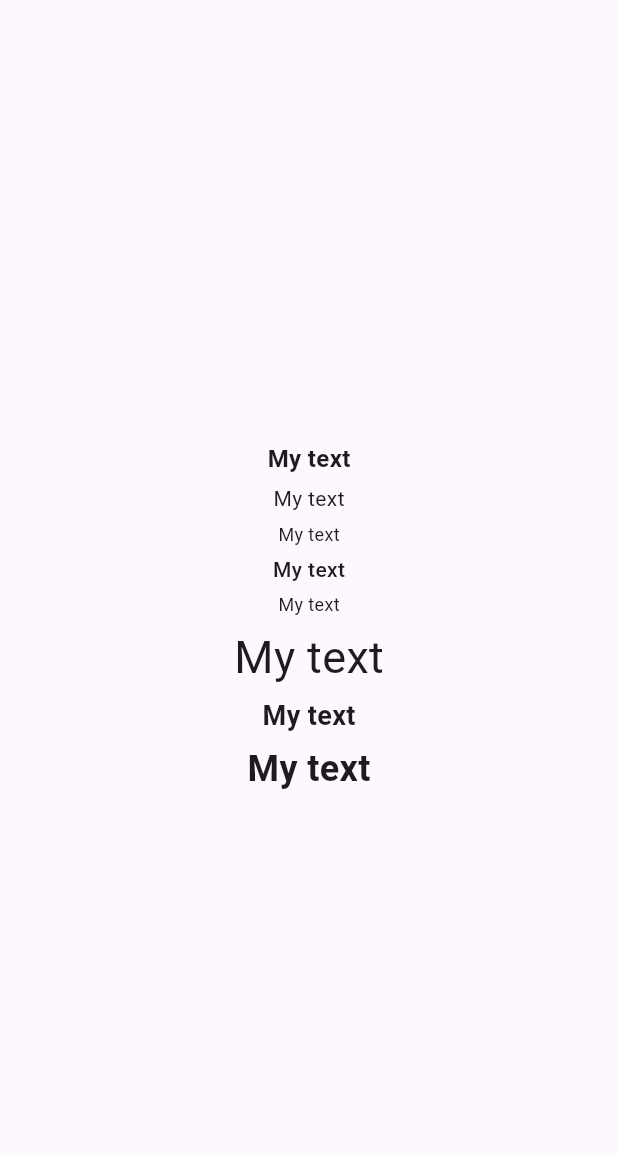
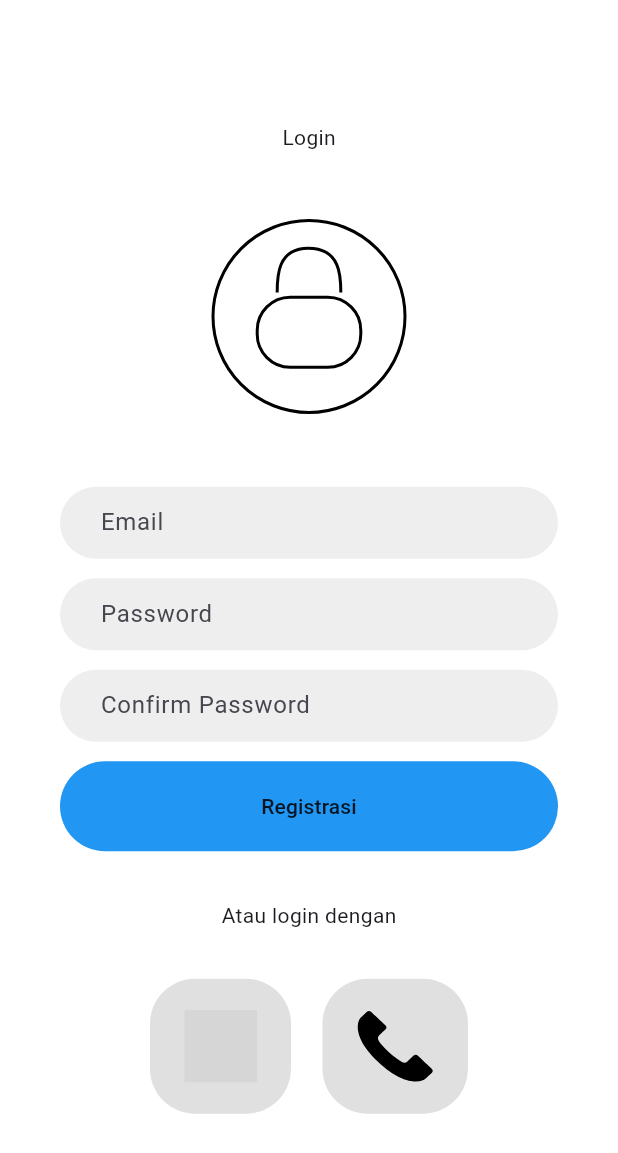
Before and after one commit to patrickmasry195/ibsra_mobile_application, a Flutter app: the screen it shows after launch, on a phone screen of 412 x 824 dp. Shown: the top 1153 px of the screen. Run offline on Flutter 3.47's test engine with Material 3 defaults, Android fonts, the phone set to English and light mode, and no system bars; our stand-ins replace flutter_svg, google_fonts; Roboto replaces fonts that are missing (Aleo); grey boxes are pictures that could not be loaded.

Commit message:
update: implement sign up design

```diff
--- a/analysis_options.yaml
+++ b/analysis_options.yaml
@@ -8,6 +8,8 @@
 # The following line activates a set of recommended lints for Flutter apps,
 # packages, and plugins designed to encourage good coding practices.
 include: package:flutter_lints/flutter.yaml
+formatter:
+  trailing_commas: preserve
 
 linter:
   # The lint rules applied to this project can be customized in the
--- /dev/null
+++ b/lib/core/themes/app_theme.dart
@@ -0,0 +1,13 @@
+import 'package:flutter/material.dart';
+
+class AppTheme {
+  static ThemeData lightModeTheme = ThemeData.light().copyWith(
+    scaffoldBackgroundColor: Colors.white,
+    inputDecorationTheme: InputDecorationTheme(
+      enabledBorder: OutlineInputBorder(
+        borderRadius: BorderRadius.circular(30.0),
+        borderSide: BorderSide(width: 0.0, color: Colors.transparent),
+      ),
+    ),
+  );
+}
--- /dev/null
+++ b/lib/features/auth/presentation/views/sign_up_view.dart
@@ -0,0 +1,115 @@
+import 'package:flutter/material.dart';
+import 'package:flutter_svg/svg.dart';
+
+import '../../../../generated/assets.dart';
+
+class SignUpView extends StatelessWidget {
+  const SignUpView({super.key});
+
+  @override
+  Widget build(BuildContext context) {
+    return Scaffold(
+      body: SafeArea(
+        child: Padding(
+          padding: const EdgeInsets.symmetric(horizontal: 40.0),
+          child: Column(
+            mainAxisAlignment: MainAxisAlignment.center,
+            children: [
+              Text('Login'),
+              SizedBox(height: 44.0),
+              SvgPicture.asset(Assets.imagesLockIcon),
+              SizedBox(height: 48.0),
+              AuthTextFormField(hintText: 'Email'),
+              SizedBox(height: 13.0),
+              AuthTextFormField(hintText: 'Password'),
+              SizedBox(height: 13.0),
+              AuthTextFormField(hintText: 'Confirm Password'),
+              SizedBox(height: 13.0),
+              SizedBox(
+                width: double.infinity,
+                child: MaterialButton(
+                  onPressed: () {},
+                  height: 60.0,
+                  color: Colors.blue,
+                  elevation: 0.0,
+                  shape: RoundedRectangleBorder(
+                    borderRadius: BorderRadius.circular(30.0),
+                  ),
+                  child: Text('Registrasi'),
+                ),
+              ),
+              SizedBox(height: 33.0),
+              Text('Atau login dengan'),
+              SizedBox(height: 32.0),
+              Row(
+                mainAxisAlignment: MainAxisAlignment.center,
+                children: [
+                  AuthSocialButton(
+                    onPressed: () {},
+                    icon: Assets.imagesGoogleLogo,
+                  ),
+                  SizedBox(width: 21.0),
+                  AuthSocialButton(
+                    onPressed: () {},
+                    icon: Assets.imagesPhone,
+                  ),
+                ],
+              ),
+            ],
+          ),
+        ),
+      ),
+    );
+  }
+}
+
+class AuthSocialButton extends StatelessWidget {
+  const AuthSocialButton({
+    super.key,
+    required this.icon,
+    required this.onPressed,
+  });
+
+  final String icon;
+  final void Function() onPressed;
+
+  @override
+  Widget build(BuildContext context) {
+    return GestureDetector(
+      onTap: onPressed,
+      child: Container(
+        padding: EdgeInsets.symmetric(horizontal: 23.0, vertical: 21.0),
+        decoration: BoxDecoration(
+          color: Colors.grey.shade300,
+          borderRadius: BorderRadius.circular(30.0),
+        ),
+        child: SvgPicture.asset(icon),
+      ),
+    );
+  }
+}
+
+class AuthTextFormField extends StatelessWidget {
+  const AuthTextFormField({
+    super.key,
+    required this.hintText,
+  });
+
+  final String hintText;
+
+  @override
+  Widget build(BuildContext context) {
+    return Container(
+      decoration: BoxDecoration(
+        color: Colors.grey.shade200,
+        borderRadius: BorderRadius.circular(30.0),
+      ),
+      child: TextFormField(
+        decoration: InputDecoration(
+          contentPadding: EdgeInsets.only(left: 23.0),
+          hintText: hintText,
+        ),
+      ),
+    );
+  }
+}
--- a/lib/main.dart
+++ b/lib/main.dart
@@ -1,6 +1,7 @@
 import 'package:flutter/material.dart';
 import 'package:google_fonts/google_fonts.dart';
-import 'package:ibsra_mobile_application/try_fonts.dart';
+import 'package:ibsra_mobile_application/core/themes/app_theme.dart';
+import 'package:ibsra_mobile_application/features/auth/presentation/views/sign_up_view.dart';
 
 void main() {
   runApp(const MyApp());
@@ -12,8 +13,8 @@ class MyApp extends StatelessWidget {
   @override
   Widget build(BuildContext context) {
     return MaterialApp(
-      home: TryFonts(),
-      theme: ThemeData(textTheme: GoogleFonts.aleoTextTheme()),
+      home: SignUpView(),
+      theme: AppTheme.lightModeTheme,
     );
   }
 }
--- a/pubspec.yaml
+++ b/pubspec.yaml
@@ -29,6 +29,7 @@ environment:
 # versions available, run `flutter pub outdated`.
 dependencies:
   cupertino_icons: ^1.0.8
+  flutter_svg: ^2.2.0
   flutter:
     sdk: flutter
   google_fonts: ^6.3.0
@@ -54,8 +55,8 @@ flutter:
   # the material Icons class.
   uses-material-design: true
   # To add assets to your application, add an assets section, like this:
-  # assets:
-  #   - images/a_dot_burr.jpeg
+  assets:
+    - assets/images/
   #   - images/a_dot_ham.jpeg
   # An image asset can refer to one or more resolution-specific "variants", see
   # https://flutter.dev/to/resolution-aware-images
```
Also changed, not shown: assets/images/google_logo.svg (added), assets/images/lock_icon.svg (added), assets/images/phone.svg (added), lib/generated/assets.dart (added), pubspec.lock, 6 other files.
